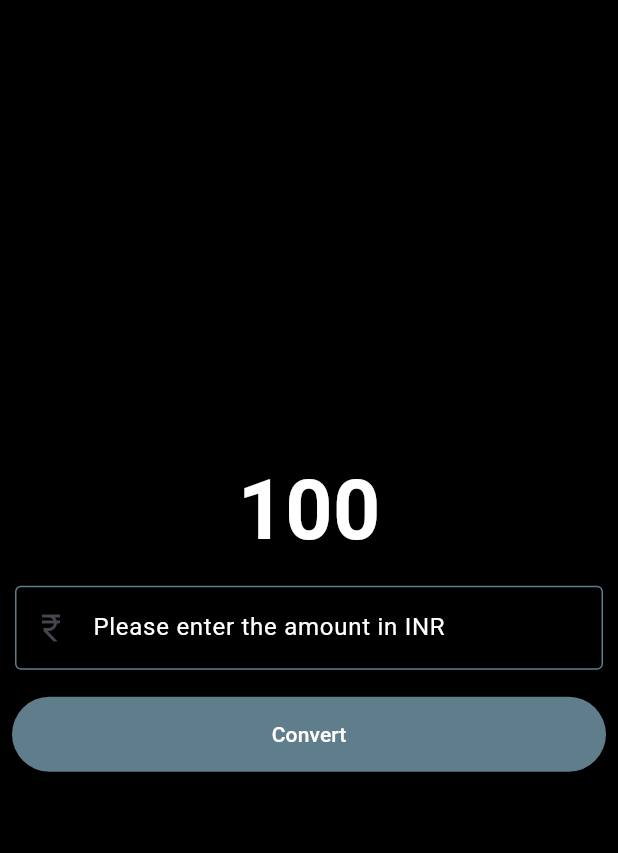
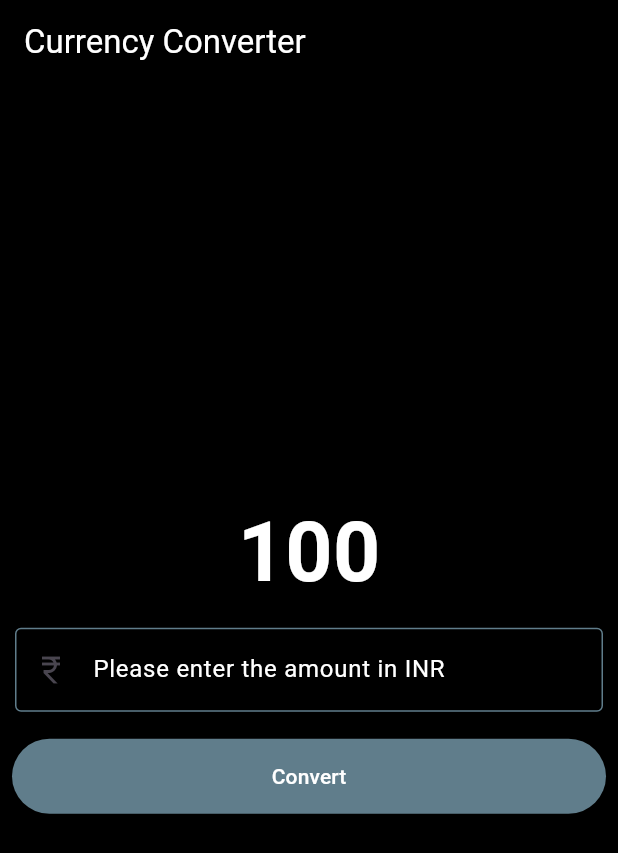
Before and after one commit to SujayPrabhu96/currency-converter-flutter, a Flutter app: the screen it shows after launch, on a phone screen of 412 x 824 dp. Shown: the top 853 px of the screen. Run offline on Flutter 3.47's test engine with Material 3 defaults, Android fonts, the phone set to English and light mode, and no system bars.

Commit message:
Add Navbar

```diff
--- a/lib/currency_converter_material_page.dart
+++ b/lib/currency_converter_material_page.dart
@@ -14,6 +14,16 @@ class CurrencyConverterMaterialPage extends StatelessWidget {
 
     return Scaffold(
       backgroundColor: Colors.black,
+      appBar: AppBar(
+        title: const Text(
+          'Currency Converter',
+          style: TextStyle(
+            color: Colors.white
+          )
+        ),
+        backgroundColor: Colors.black,
+        elevation: 0,
+      ),
       body: Center(
         child: Column(
           mainAxisAlignment: MainAxisAlignment.center,
```
